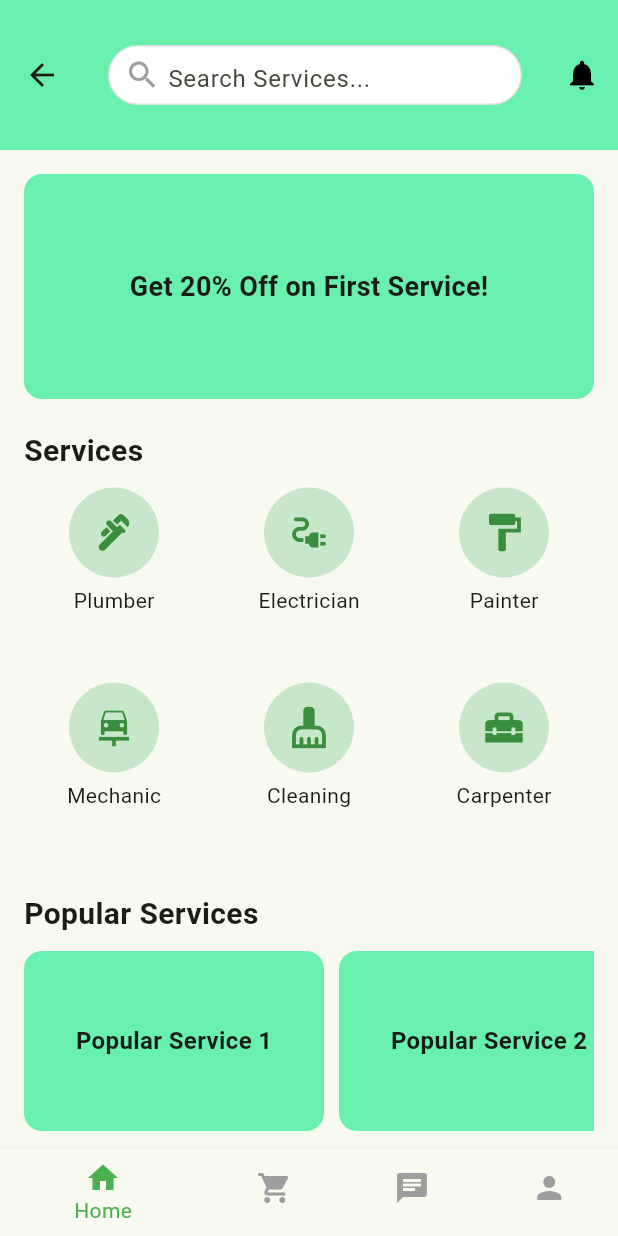
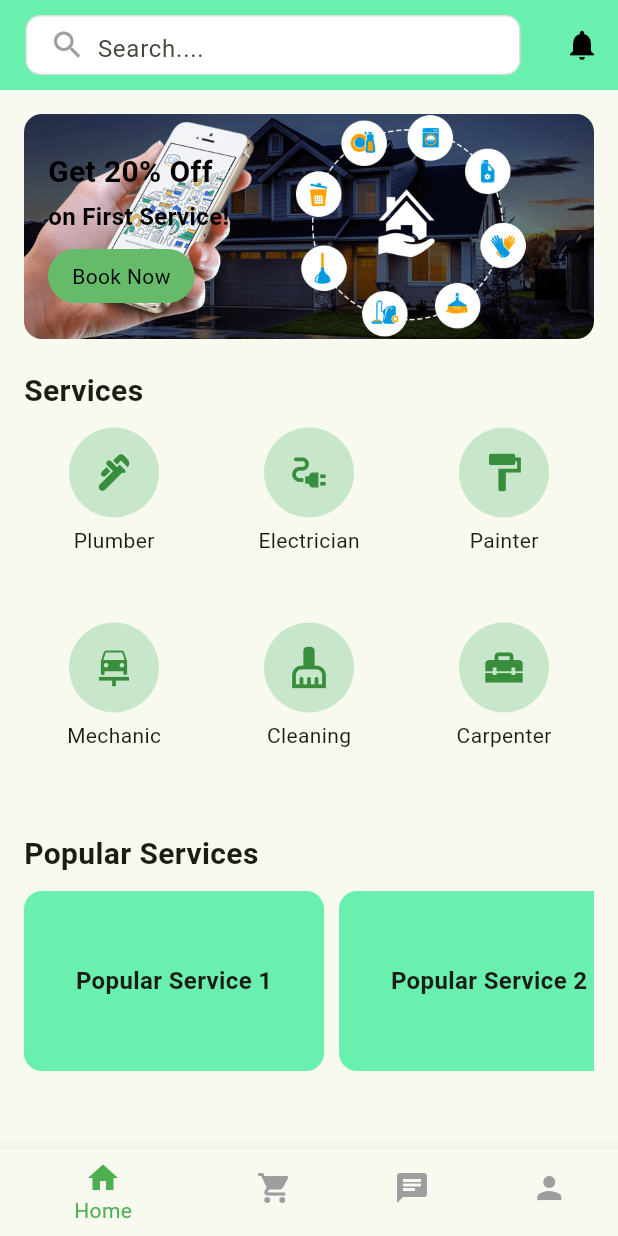
Before and after one commit to Vainyala17/LocalServiceFinder, a Flutter app: the HomePage screen opened by its route, on a phone screen of 412 x 824 dp. Run offline on Flutter 3.47's test engine with Material 3 defaults, Android fonts, the light colour scheme and no system bars; our stand-ins replace firebase_auth, firebase_core, google_fonts; accounts and stored records are empty.

Commit message:
UI changes

```diff
--- a/lib/HomePage.dart
+++ b/lib/HomePage.dart
@@ -18,28 +18,29 @@ class _HomePageState extends State<HomePage> {
   Widget build(BuildContext context) {
     return Scaffold(
       appBar: AppBar(
+        automaticallyImplyLeading: false,
         backgroundColor: Colors.greenAccent, // AppBar background color
-        titleSpacing: 16.0,
-        toolbarHeight: 100, // Set fixed height
+        titleSpacing: 17.0,
+        toolbarHeight: 60, // Set fixed height
         title: Column(
           crossAxisAlignment: CrossAxisAlignment.start,
           children: [
             Container(
               height: 40,
-              padding: EdgeInsets.symmetric(horizontal: 10),
+              padding: EdgeInsets.symmetric(horizontal: 15),
               decoration: BoxDecoration(
                 color: Colors.white,
-                borderRadius: BorderRadius.circular(20),
+                borderRadius: BorderRadius.circular(10),
                 border: Border.all(color: Colors.grey.shade300),
               ),
               child: Row(
                 children: [
                   Icon(Icons.search, color: Colors.grey),
-                  SizedBox(width: 5),
+                  SizedBox(width: 8),
                   Expanded(
                     child: TextField(
                       decoration: InputDecoration(
-                        hintText: "Search Services...",
+                        hintText: "Search....",
                         border: InputBorder.none,
                       ),
                     ),
@@ -62,17 +63,53 @@ class _HomePageState extends State<HomePage> {
           crossAxisAlignment: CrossAxisAlignment.start,
           children: [
             // Promotional Banner
+            // Promotional Banner with Background Image
             Container(
               height: 150,
               decoration: BoxDecoration(
-                color: Colors.greenAccent,
                 borderRadius: BorderRadius.circular(12),
+                image: DecorationImage(
+                  image: AssetImage('assets/Promo.png'), // <- path to your uploaded image
+                  fit: BoxFit.cover,
+                ),
               ),
-              child: Center(
-                child: Text(
-                  "Get 20% Off on First Service!",
-                  style: TextStyle(fontSize: 18, fontWeight: FontWeight.bold),
-                ),
+              padding: EdgeInsets.all(16),
+              alignment: Alignment.centerLeft,
+              child: Column(
+                crossAxisAlignment: CrossAxisAlignment.start,
+                mainAxisAlignment: MainAxisAlignment.center,
+                children: [
+                  Text(
+                    "Get 20% Off",
+                    style: TextStyle(
+                      color: Colors.black,
+                      fontSize: 20,
+                      fontWeight: FontWeight.bold,
+                    ),
+                  ),
+                  SizedBox(height: 4),
+                  Text(
+                    "on First Service!",
+                    style: TextStyle(
+                      color: Colors.black,
+                      fontWeight: FontWeight.bold,
+                      fontSize: 16,
+                    ),
+                  ),
+                  SizedBox(height: 10),
+                  Container(
+                    padding: EdgeInsets.symmetric(horizontal: 16, vertical: 8),
+                    decoration: BoxDecoration(
+                      color: Colors.green.shade400,
+                      borderRadius: BorderRadius.circular(20),
+
+                    ),
+                    child: Text(
+                      "Book Now",
+                      style: TextStyle(color: Colors.black,),
+                    ),
+                  ),
+                ],
               ),
             ),
             SizedBox(height: 20),
```
Also changed, not shown: lib/Authentication/ForgotPasswordPage.dart (+5 -4 lines), lib/Authentication/LoginScreen.dart (+7 -21 lines), lib/Authentication/RegisterScreen.dart (+74 -21 lines), assets/Login.png (deleted), assets/Promo.png (added), assets/Regi.png (deleted), assets/Reset.png, assets/loginn.png (added), assets/sign.png (added).
